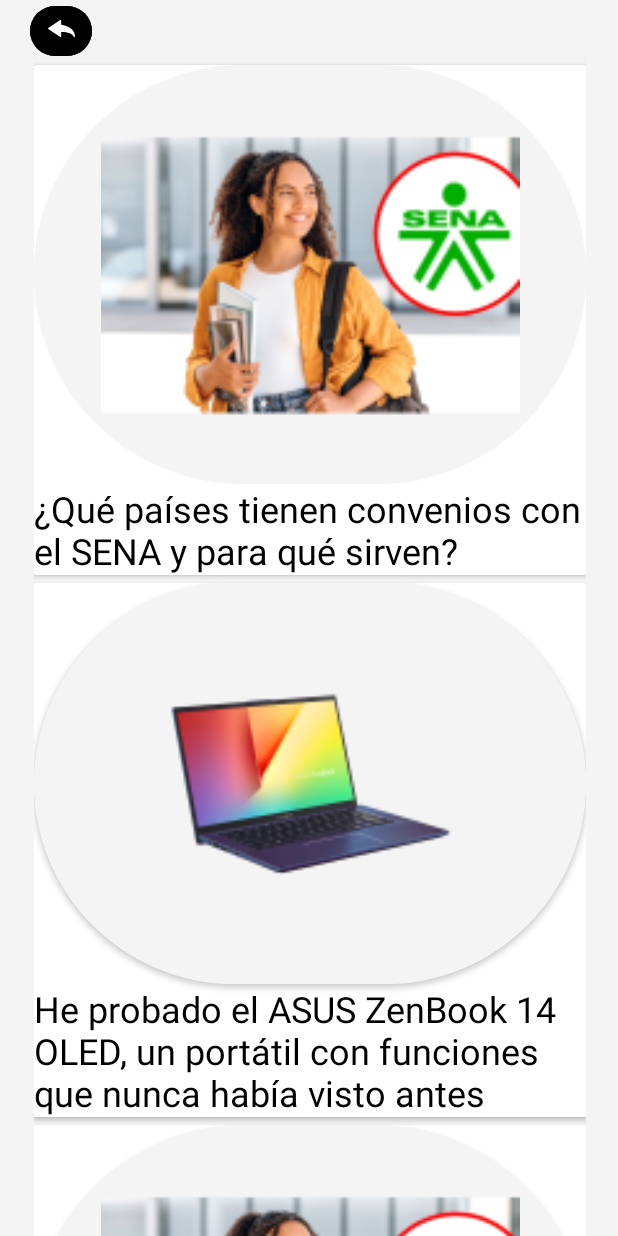
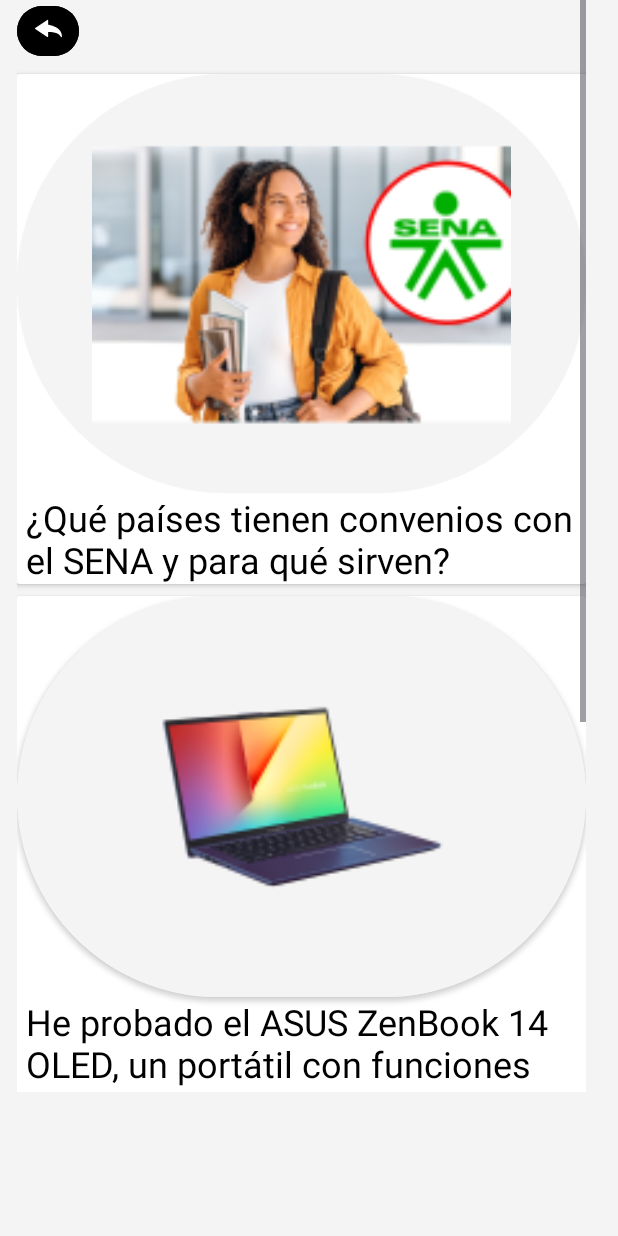
Before and after one commit to FerroJuls/Kotlin_Android, an Android app: the Interfaz1 screen opened directly, with no data from a screen before it, on a phone screen of 412 x 824 dp. Run offline under Robolectric (Android 15) with nearby library versions, the phone set to English and light mode, and no system bars.

Commit message:
Taller Clase

```diff
--- a/tallerAndroidInterfaces/app/src/main/res/layout/activity_interfaz1.xml
+++ b/tallerAndroidInterfaces/app/src/main/res/layout/activity_interfaz1.xml
@@ -8,45 +8,34 @@
     android:background="#F4F4F4"
     tools:context=".Interfaz1">
 
+    <ScrollView
+        android:layout_width="379dp"
+        android:layout_height="728dp"
+        android:background="#F4F4F4"
+        app:layout_constraintBottom_toBottomOf="parent"
+        app:layout_constraintEnd_toEndOf="parent"
+        app:layout_constraintHorizontal_bias="0.34"
+        app:layout_constraintStart_toStartOf="parent"
+        app:layout_constraintTop_toTopOf="parent"
+        app:layout_constraintVertical_bias="0.0">
+
+        <LinearLayout
+            android:layout_width="match_parent"
+            android:layout_height="wrap_content"
+            android:background="#F4F4F4"
+            android:orientation="vertical">
+
             <Button
                 android:id="@+id/btnVolver"
                 android:layout_width="41dp"
                 android:layout_height="41dp"
                 android:backgroundTint="#000000"
                 app:icon="@drawable/back_arrow_svgrepo_com"
-        app:iconGravity="textTop"
-        app:layout_constraintBottom_toBottomOf="parent"
-        app:layout_constraintEnd_toEndOf="parent"
-        app:layout_constraintHorizontal_bias="0.054"
-        app:layout_constraintStart_toStartOf="parent"
-        app:layout_constraintTop_toTopOf="parent"
-        app:layout_constraintVertical_bias="0.0" />
-
-    <ScrollView
-        android:layout_width="368dp"
-        android:layout_height="1163dp"
-        android:layout_marginTop="38dp"
-        android:background="#F4F4F4"
-        app:layout_constraintBottom_toBottomOf="parent"
-        app:layout_constraintEnd_toEndOf="parent"
-        app:layout_constraintHorizontal_bias="0.509"
-        app:layout_constraintStart_toStartOf="parent"
-        app:layout_constraintTop_toTopOf="parent"
-        app:layout_constraintVertical_bias="0.0">
-
-        <androidx.cardview.widget.CardView
-            android:layout_width="match_parent"
-            android:layout_height="wrap_content">
-
-            <LinearLayout
-                android:layout_width="match_parent"
-                android:layout_height="match_parent"
-                android:background="#F4F4F4"
-                android:orientation="vertical">
+                app:iconGravity="textTop" />
 
             <Space
                 android:layout_width="match_parent"
-                    android:layout_height="5dp" />
+                android:layout_height="8dp" />
 
             <androidx.cardview.widget.CardView
                 android:layout_width="match_parent"
@@ -65,7 +54,7 @@
                         app:cardCornerRadius="200dp">
 
                         <ImageView
-                                android:id="@+id/imageView9"
+                            android:id="@+id/imageView97"
                             android:layout_width="match_parent"
                             android:layout_height="279dp"
                             android:background="#F4F4F4"
@@ -83,7 +72,7 @@
                             android:layout_weight="1" />
 
                         <TextView
-                                android:id="@+id/textView7"
+                            android:id="@+id/textView79"
                             android:layout_width="367dp"
                             android:layout_height="wrap_content"
                             android:background="#FFFFFF"
@@ -103,7 +92,7 @@
 
             <Space
                 android:layout_width="match_parent"
-                    android:layout_height="5dp" />
+                android:layout_height="8dp" />
 
             <androidx.cardview.widget.CardView
                 android:layout_width="match_parent"
@@ -122,7 +111,7 @@
                         app:cardCornerRadius="200dp">
 
                         <ImageView
-                                android:id="@+id/imageView9"
+                            android:id="@+id/imageView99"
                             android:layout_width="match_parent"
                             android:layout_height="267dp"
                             android:background="#F4F4F4"
@@ -140,7 +129,7 @@
                             android:layout_weight="1" />
 
                         <TextView
-                                android:id="@+id/textView7"
+                            android:id="@+id/textView77"
                             android:layout_width="367dp"
                             android:layout_height="wrap_content"
                             android:background="#FFFFFF"
@@ -160,7 +149,7 @@
 
             <Space
                 android:layout_width="match_parent"
-                    android:layout_height="5dp" />
+                android:layout_height="8dp" />
 
             <androidx.cardview.widget.CardView
                 android:layout_width="match_parent"
@@ -215,6 +204,5 @@
 
             </androidx.cardview.widget.CardView>
         </LinearLayout>
-        </androidx.cardview.widget.CardView>
     </ScrollView>
 </androidx.constraintlayout.widget.ConstraintLayout>
```
Lines whose indentation alone changed are shown as unchanged.
